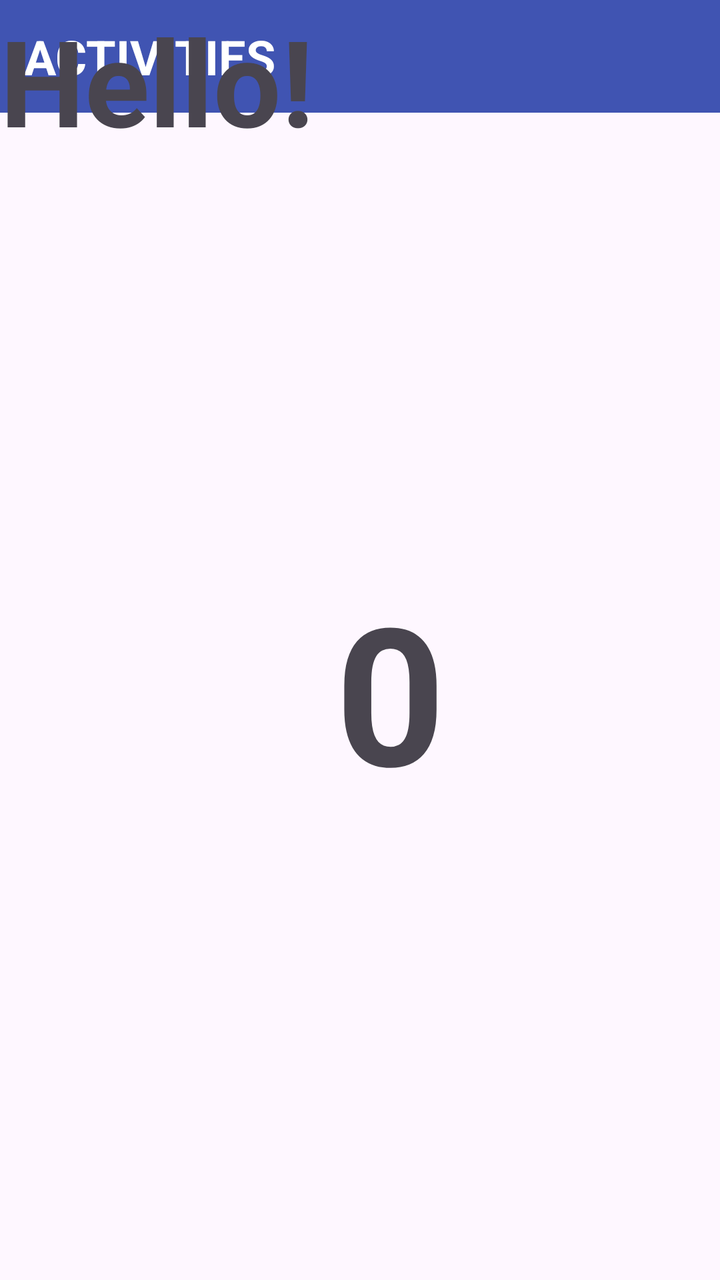
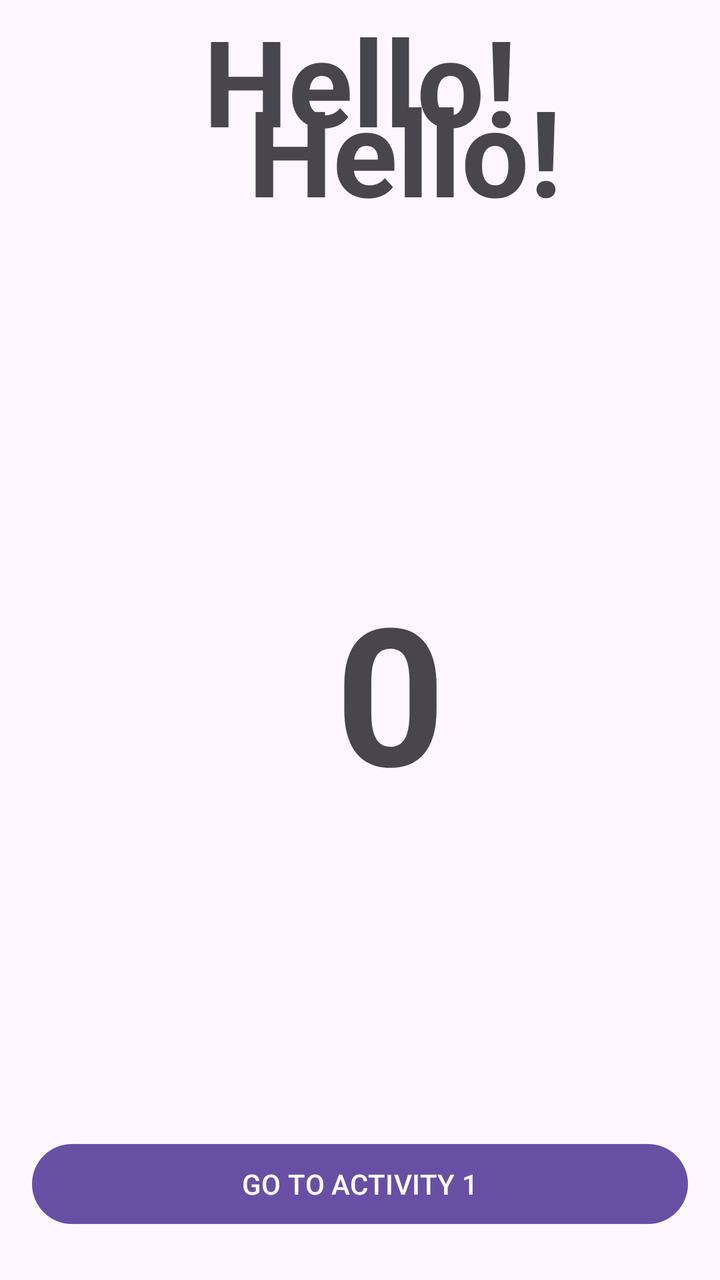

Two renders of the same Android screen: before a commit and after it. Below are the layout's source before the change and the commit's diff.
<!-- AndroidManifest.xml: application theme Theme.Activities -->
<!-- res/layout/activity_hello.xml -->
<?xml version="1.0" encoding="utf-8"?>
<androidx.constraintlayout.widget.ConstraintLayout xmlns:android="http://schemas.android.com/apk/res/android"
    xmlns:app="http://schemas.android.com/apk/res-auto"
    xmlns:tools="http://schemas.android.com/tools"
    android:id="@+id/main"
    android:layout_width="match_parent"
    android:layout_height="match_parent"
    tools:context=".HelloActivity">

    <TextView
        android:id="@+id/textView6"
        android:layout_width="match_parent"
        android:layout_height="wrap_content"
        android:background="#4054B2"
        android:padding="12dp"
        android:text="ACTIVITIES "
        android:textColor="#FFFFFF"
        android:textSize="24sp"
        android:textStyle="bold"
        app:layout_constraintStart_toStartOf="parent"
        app:layout_constraintTop_toTopOf="parent" />

    <Button
        android:id="@+id/b_activity"
        android:layout_width="wrap_content"
        android:layout_height="wrap_content"
        android:layout_marginTop="652dp"
        android:layout_marginEnd="140dp"
        android:text="GO TO ACTIVITY 1"
        app:layout_constraintEnd_toEndOf="parent"
        app:layout_constraintTop_toTopOf="parent" />

    <TextView
        android:id="@+id/textView7"
        android:layout_width="318dp"
        android:layout_height="381dp"
        android:layout_marginStart="36dp"
        android:layout_marginBottom="104dp"
        android:gravity="center|center_vertical"
        android:text="0"
        android:textSize="96sp"
        android:textStyle="bold"
        app:layout_constraintBottom_toBottomOf="parent"
        app:layout_constraintStart_toStartOf="parent" />

    <TextView
        android:id="@+id/hello"
        android:layout_width="wrap_content"
        android:layout_height="wrap_content"
        android:text="Hello!"
        android:textAlignment="center"
        android:textSize="60sp"
        android:textStyle="bold"
        tools:layout_editor_absoluteX="114dp"
        tools:layout_editor_absoluteY="131dp" />

</androidx.constraintlayout.widget.ConstraintLayout>
<!-- resources referenced by this layout -->
<resources>
  <style name="Theme.Activities" parent="Base.Theme.Activities" />
  <style name="Base.Theme.Activities" parent="Theme.Material3.DayNight.NoActionBar">
          
          
      </style>
</resources>

<!-- the commit's change to res/layout/activity_hello.xml (unified diff, before → after) -->
@@ -7,28 +7,33 @@
     android:layout_height="match_parent"
     tools:context=".HelloActivity">
 
+
     <TextView
-        android:id="@+id/textView6"
-        android:layout_width="match_parent"
+        android:id="@+id/hello2"
+        android:layout_width="wrap_content"
         android:layout_height="wrap_content"
-        android:background="#4054B2"
-        android:padding="12dp"
-        android:text="ACTIVITIES "
-        android:textColor="#FFFFFF"
-        android:textSize="24sp"
+        android:layout_marginTop="40dp"
+        android:text="Hello!"
+        android:textAlignment="center"
+        android:textSize="60sp"
         android:textStyle="bold"
         app:layout_constraintStart_toStartOf="parent"
-        app:layout_constraintTop_toTopOf="parent" />
+        app:layout_constraintEnd_toEndOf="parent" />
+
+
 
     <Button
         android:id="@+id/b_activity"
-        android:layout_width="wrap_content"
+        android:layout_width="0dp"
         android:layout_height="wrap_content"
-        android:layout_marginTop="652dp"
-        android:layout_marginEnd="140dp"
+        android:layout_marginStart="16dp"
+        android:layout_marginEnd="16dp"
+        android:layout_marginBottom="24dp"
         android:text="GO TO ACTIVITY 1"
+        app:layout_constraintStart_toStartOf="parent"
         app:layout_constraintEnd_toEndOf="parent"
-        app:layout_constraintTop_toTopOf="parent" />
+        app:layout_constraintBottom_toBottomOf="parent" />
+
 
     <TextView
         android:id="@+id/textView7"
@@ -47,11 +52,13 @@
         android:id="@+id/hello"
         android:layout_width="wrap_content"
         android:layout_height="wrap_content"
+        android:layout_marginStart="124dp"
+        android:layout_marginBottom="40dp"
         android:text="Hello!"
         android:textAlignment="center"
         android:textSize="60sp"
         android:textStyle="bold"
-        tools:layout_editor_absoluteX="114dp"
-        tools:layout_editor_absoluteY="131dp" />
+        app:layout_constraintBottom_toTopOf="@+id/textView7"
+        app:layout_constraintStart_toStartOf="parent" />
 
 </androidx.constraintlayout.widget.ConstraintLayout>
